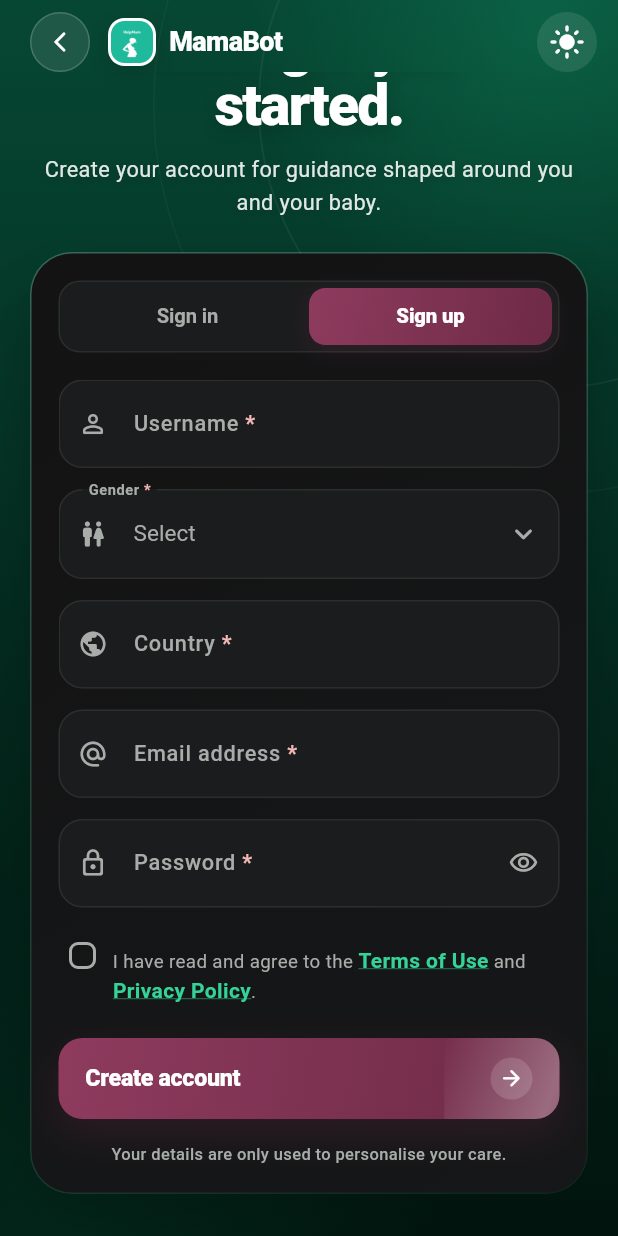
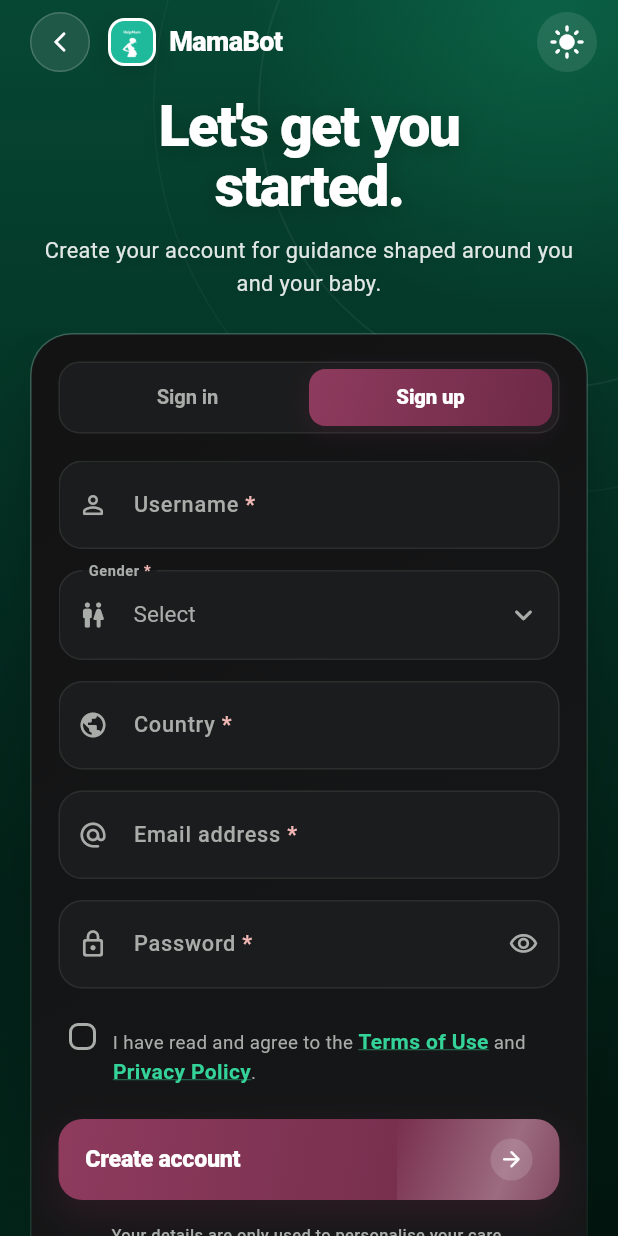
Before and after one commit to helpmumchatbot359/Offline-first-on-device-AI-chatbot, a Flutter app: the AuthPage screen opened directly, after a tap on the "dark mode" icon, after a tap on "Sign up", on a phone screen of 412 x 824 dp. Run offline on Flutter 3.47's test engine with Material 3 defaults, Android fonts, the phone set to English and light mode, and no system bars; our stand-ins replace connectivity_plus, dio, equatable, flutter_bloc, flutter_secure_storage, objectbox and 1 more; missing offline and left inert: cryptography; accounts and stored records are empty; generated files the repository leaves out were written again.

Commit message:
Fix auth signup form scrolling

```diff
--- a/lib/features/auth/presentation/pages/auth_page.dart
+++ b/lib/features/auth/presentation/pages/auth_page.dart
@@ -45,11 +45,6 @@ class _AuthPageState extends State<AuthPage> with TickerProviderStateMixin {
 
   final _passwordFocus = FocusNode();
 
-  /// Marks the submit button so switching to the taller sign-up form can
-  /// gently scroll it into view instead of leaving it cut off below the fold.
-  final _submitKey = GlobalKey();
-  Timer? _submitRevealTimer;
-
   late bool _isSignIn;
   bool _obscurePassword = true;
   bool _acceptedTerms = false;
@@ -78,6 +73,12 @@ class _AuthPageState extends State<AuthPage> with TickerProviderStateMixin {
   /// addresses like `ada+mother@example.co.uk` that people really use.
   static final RegExp _emailRegExp = RegExp(r'^[\w.+-]+@[\w-]+\.[\w.-]+$');
 
+  /// The vertical rhythm between every pair of form fields. Using one
+  /// constant guarantees the gap never goes missing between fields that are
+  /// built in different places (e.g. Country inside the sign-up block and
+  /// Email in the outer column).
+  static const double _fieldSpacing = 14;
+
   @override
   void initState() {
     super.initState();
@@ -133,7 +134,6 @@ class _AuthPageState extends State<AuthPage> with TickerProviderStateMixin {
 
   @override
   void dispose() {
-    _submitRevealTimer?.cancel();
     _entrance.dispose();
     _aurora.dispose();
     _emailController.dispose();
@@ -149,6 +149,8 @@ class _AuthPageState extends State<AuthPage> with TickerProviderStateMixin {
     if (_isSignIn == signIn) return;
     unawaited(HapticFeedback.selectionClick());
 
+    // Keep the form where it is when the mode changes. Jumping to the submit
+    // button hides the signup tabs and first fields on shorter screens.
     setState(() {
       _isSignIn = signIn;
       // A fresh FormState drops the old error text without clearing text.
@@ -156,46 +158,6 @@ class _AuthPageState extends State<AuthPage> with TickerProviderStateMixin {
       _feedback = null;
       _showTermsError = false;
     });
-
-    // Sign-up adds four fields, which pushes "Create account" below the fold.
-    // After the fold-out animation has finished, scroll it up so it sits with
-    // a clear gap above the bottom edge (and above any system navigation bar).
-    if (!signIn) _revealSubmitButton();
-  }
-
-  void _revealSubmitButton() {
-    _submitRevealTimer?.cancel();
-
-    final reduceMotion =
-        MediaQuery.maybeOf(context)?.disableAnimations ?? false;
-
-    void reveal() {
-      final buttonContext = _submitKey.currentContext;
-      if (!mounted || buttonContext == null) return;
-      Scrollable.ensureVisible(
-        buttonContext,
-        // Put the top of the button at ~82% down the screen, leaving room for
-        // the rest of the button plus a comfortable margin below it. Landing
-        // it exactly at the bottom edge is what made it look cut off.
-        alignment: 0.82,
-        duration: reduceMotion
-            ? Duration.zero
-            : const Duration(milliseconds: 380),
-        curve: Curves.easeOutCubic,
-      );
-    }
-
-    if (reduceMotion) {
-      WidgetsBinding.instance.addPostFrameCallback((_) => reveal());
-    } else {
-      _submitRevealTimer = Timer(
-        // Slightly longer than the 300 ms field fold-out.
-        const Duration(milliseconds: 340),
-        () {
-          if (mounted) reveal();
-        },
-      );
-    }
   }
 
   void _submit(AuthState state) {
@@ -320,24 +282,28 @@ class _AuthPageState extends State<AuthPage> with TickerProviderStateMixin {
                         ),
                       ),
                     ),
+                    Padding(
+                      padding: const EdgeInsets.fromLTRB(20, 16, 20, 22),
+                      child: Center(
+                        child: ConstrainedBox(
+                          constraints: const BoxConstraints(maxWidth: 460),
+                          child: _Reveal(
+                            opacity: _heroReveal,
+                            slide: _heroSlide,
+                            child: _Hero(isSignIn: _isSignIn),
+                          ),
+                        ),
+                      ),
+                    ),
                     Expanded(
                       child: SingleChildScrollView(
                         keyboardDismissBehavior:
                             ScrollViewKeyboardDismissBehavior.onDrag,
-                        padding: const EdgeInsets.fromLTRB(20, 16, 20, 28),
+                        padding: const EdgeInsets.fromLTRB(20, 0, 20, 28),
                         child: Center(
                           child: ConstrainedBox(
                             constraints: const BoxConstraints(maxWidth: 460),
-                            child: Column(
-                              crossAxisAlignment: CrossAxisAlignment.stretch,
-                              children: [
-                                _Reveal(
-                                  opacity: _heroReveal,
-                                  slide: _heroSlide,
-                                  child: _Hero(isSignIn: _isSignIn),
-                                ),
-                                const SizedBox(height: 22),
-                                _Reveal(
+                            child: _Reveal(
                               opacity: _cardReveal,
                               slide: _cardSlide,
                               child: BlocConsumer<AuthBloc, AuthState>(
@@ -350,8 +316,6 @@ class _AuthPageState extends State<AuthPage> with TickerProviderStateMixin {
                                 builder: (context, state) =>
                                     _buildCard(state, formColors),
                               ),
-                                ),
-                              ],
                             ),
                           ),
                         ),
@@ -441,7 +405,7 @@ class _AuthPageState extends State<AuthPage> with TickerProviderStateMixin {
                       return null;
                     },
                   ),
-                  const SizedBox(height: 14),
+                  const SizedBox(height: _fieldSpacing),
 
                   TextFormField(
                     controller: _passwordController,
@@ -505,20 +469,17 @@ class _AuthPageState extends State<AuthPage> with TickerProviderStateMixin {
                   // button, so it is the last thing read before creating the
                   // account. Sign-in does not need it.
                   if (!_isSignIn) ...[
-                    const SizedBox(height: 14),
+                    const SizedBox(height: _fieldSpacing),
                     _buildTermsRow(colors),
                   ],
                   const SizedBox(height: 22),
 
-                  KeyedSubtree(
-                    key: _submitKey,
-                    child: _GradientButton(
+                  _GradientButton(
                     label: _isSignIn ? 'Sign in' : 'Create account',
                     busyLabel: _isSignIn ? 'Signing in' : 'Creating account',
                     busy: state.busy,
                     isDark: colors.isDark,
                     onPressed: () => _submit(state),
-                    ),
                   ),
                 ],
               ),
@@ -708,7 +669,7 @@ class _AuthPageState extends State<AuthPage> with TickerProviderStateMixin {
             return null;
           },
         ),
-        const SizedBox(height: 14),
+        const SizedBox(height: _fieldSpacing),
 
         DropdownButtonFormField<String>(
           initialValue: _selectedGender,
@@ -741,7 +702,7 @@ class _AuthPageState extends State<AuthPage> with TickerProviderStateMixin {
             return null;
           },
         ),
-        const SizedBox(height: 14),
+        const SizedBox(height: _fieldSpacing),
 
         TextFormField(
           controller: _countryController,
@@ -765,8 +726,8 @@ class _AuthPageState extends State<AuthPage> with TickerProviderStateMixin {
           },
         ),
         // Country is the last sign-up field and Email follows in the outer
-        // column, so this spacer keeps the same 14 px rhythm between them.
-        const SizedBox(height: 14),
+        // column, so this spacer keeps the same rhythm between them.
+        const SizedBox(height: _fieldSpacing),
       ],
     );
   }
@@ -995,7 +956,7 @@ class _Hero extends StatelessWidget {
             key: ValueKey(isSignIn),
             width: double.infinity,
             child: Text(
-              isSignIn ? 'Welcome back,\nMama.' : 'Let\'s get you\nstarted.',
+              isSignIn ? 'Welcome back.' : 'Let\'s get you\nstarted.',
               textAlign: TextAlign.center,
               style: TextStyle(
                 fontSize: titleSize,
```
Also changed, not shown: 1 other file. Lines whose indentation alone changed are shown as unchanged.
